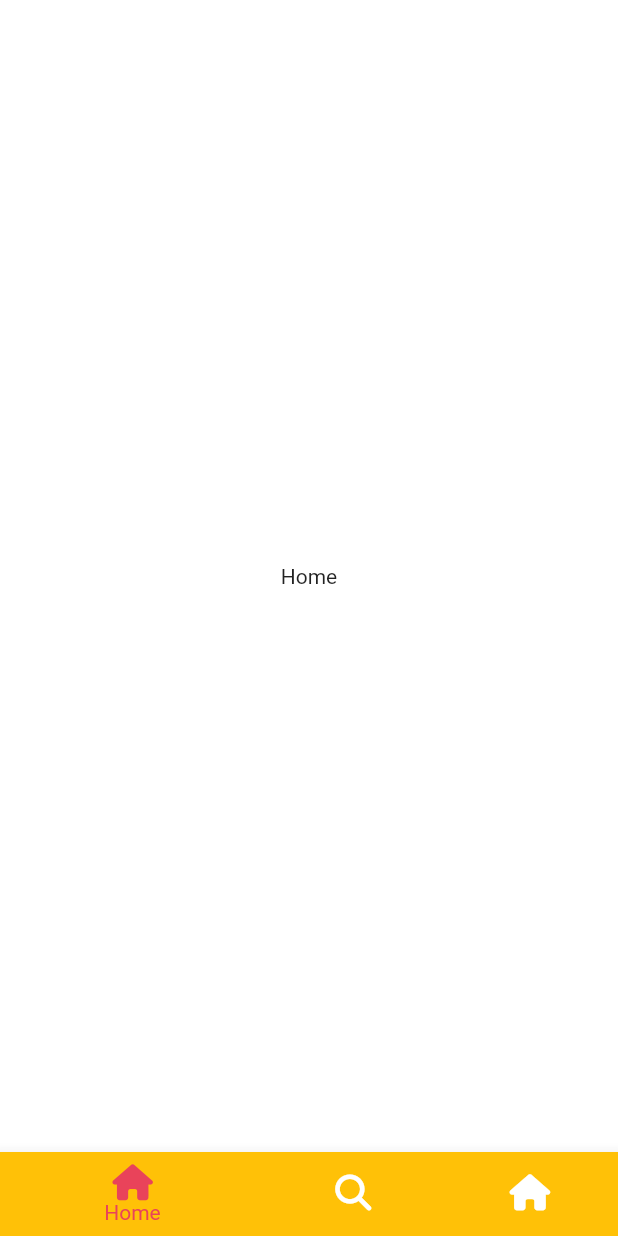
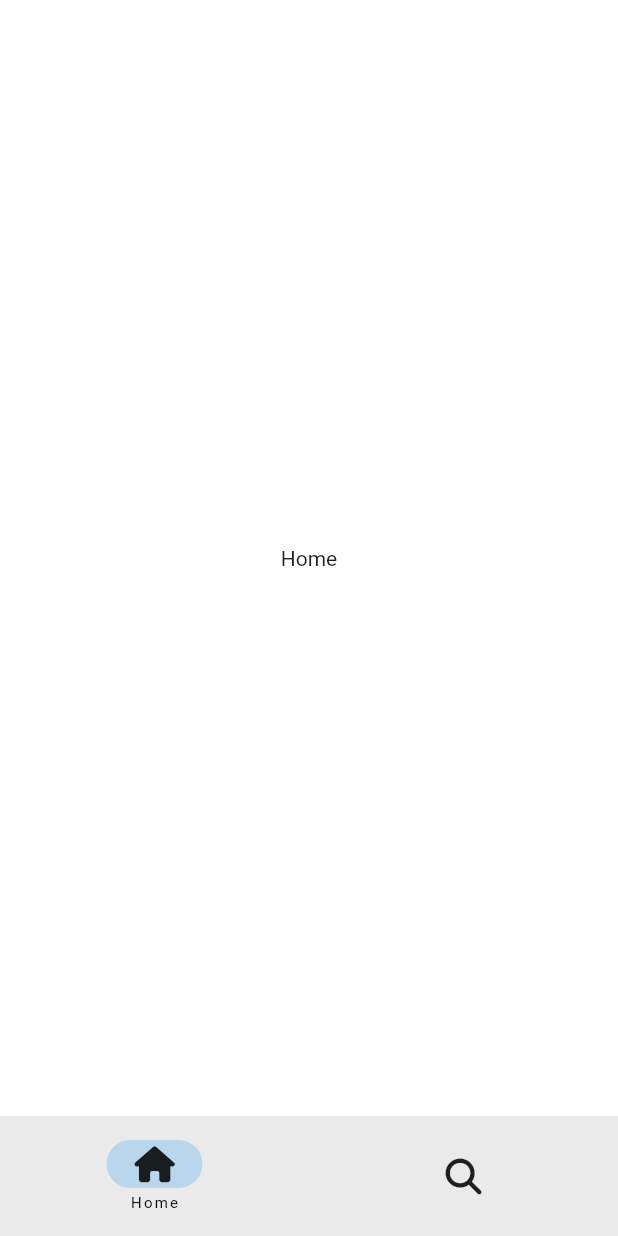
Before and after one commit to camelcrush/tiktok-flutter, a Flutter app: the screen it shows after launch, on a phone screen of 412 x 824 dp. Run offline on Flutter 3.47's test engine with Material 2 defaults, Android fonts, the phone set to English and light mode, and no system bars; our stand-ins replace font_awesome_flutter.

Commit message:
NavigationBar

```diff
--- a/lib/features/main_navigation/main_navigation.dart
+++ b/lib/features/main_navigation/main_navigation.dart
@@ -39,35 +39,26 @@
   Widget build(BuildContext context) {
     return Scaffold(
         body: screens[_selectedIndex],
-      bottomNavigationBar: BottomNavigationBar(
-        // BottomNavigationBarType.shifting : Item이 4개 이상일 때 자동 적용되는 Tap효과를 강제적으로 적용
-        type: BottomNavigationBarType.shifting,
-        selectedItemColor: Theme.of(context).primaryColor,
-        currentIndex: _selectedIndex,
-        onTap: _onTap,
-        items: const [
-          BottomNavigationBarItem(
-            icon: FaIcon(FontAwesomeIcons.house),
-            label: 'Home',
-            tooltip: "What are you?",
-            backgroundColor: Colors.amber,
-          ),
-          BottomNavigationBarItem(
-            icon: FaIcon(FontAwesomeIcons.magnifyingGlass),
-            label: 'Search',
-            tooltip: "What are you?",
-            backgroundColor: Colors.blue,
-          ),
-          BottomNavigationBarItem(
+        bottomNavigationBar: NavigationBar(
+          labelBehavior: NavigationDestinationLabelBehavior.onlyShowSelected,
+          selectedIndex: _selectedIndex,
+          onDestinationSelected: _onTap,
+          destinations: const [
+            NavigationDestination(
               icon: FaIcon(
                 FontAwesomeIcons.house,
+                color: Colors.black87,
               ),
               label: 'Home',
-            tooltip: "What are you?",
-            backgroundColor: Colors.teal,
             ),
+            NavigationDestination(
+              icon: FaIcon(
+                FontAwesomeIcons.magnifyingGlass,
+                color: Colors.black87,
+              ),
+              label: 'Search',
+            )
           ],
-      ),
-    );
+        ));
   }
 }
```
Lines whose indentation alone changed are shown as unchanged.
